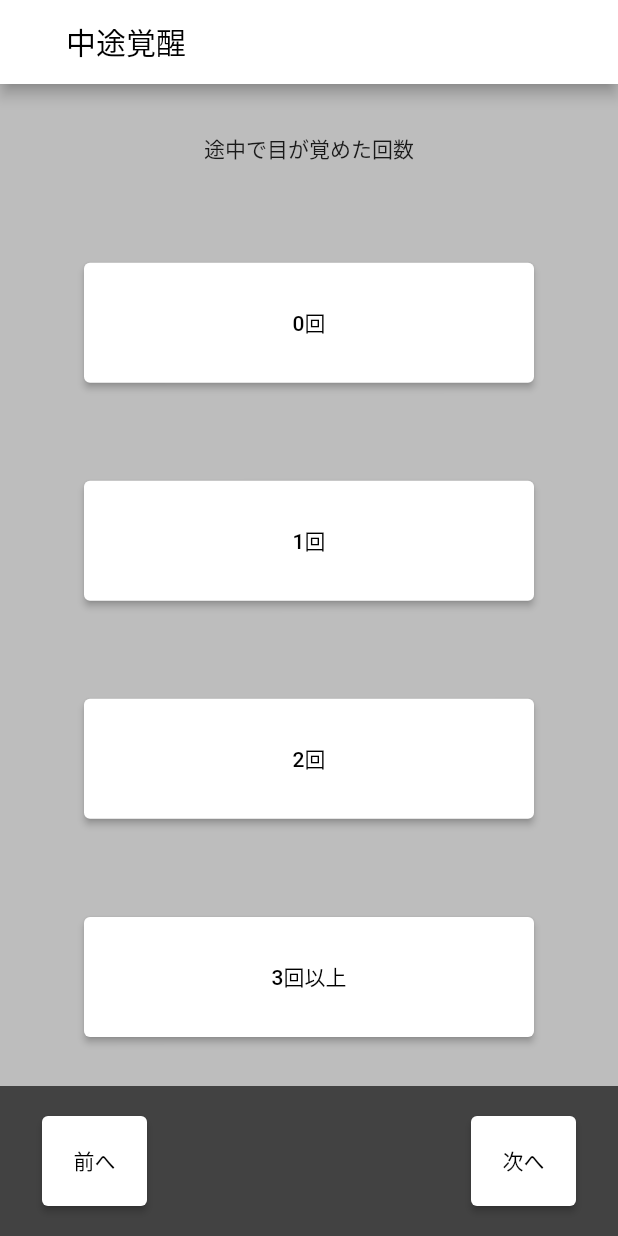
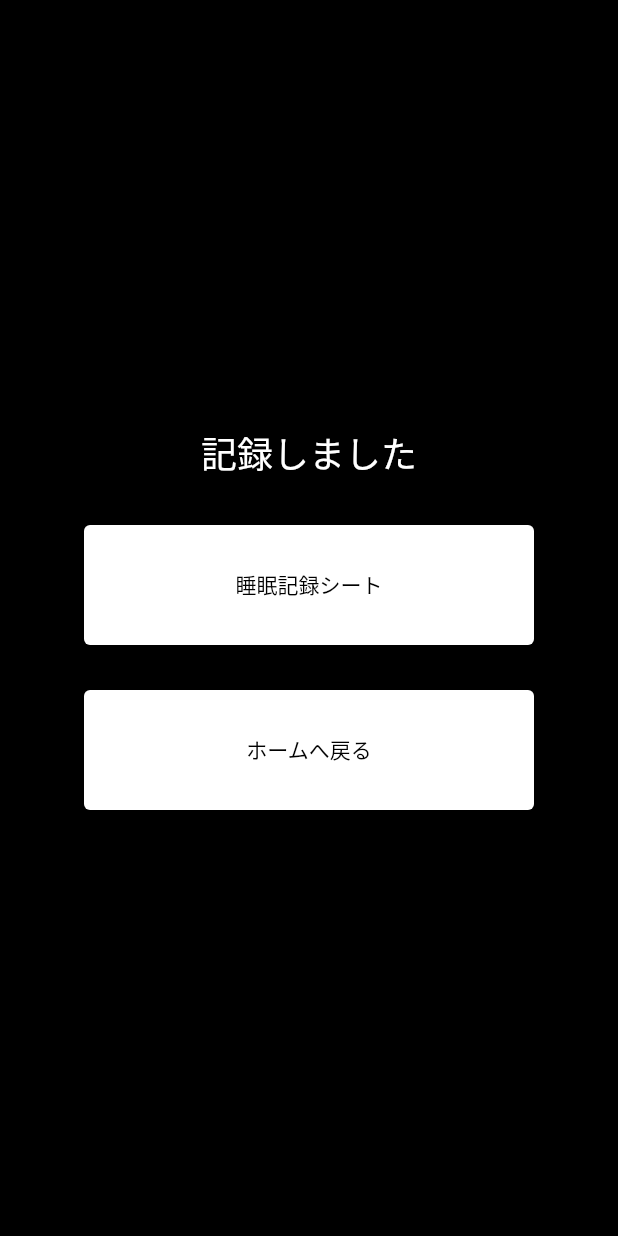
Before and after one commit to codeforjapan/Gussuri, a Flutter app: the Awaking screen opened directly, after a tap on "0回", on a phone screen of 412 x 824 dp. Run offline on Flutter 3.47's test engine with Material 2 defaults, Android fonts, the phone set to English and light mode, and no system bars.

Commit message:
feat: create finish.dart

```diff
--- a/lib/awakening.dart
+++ b/lib/awakening.dart
@@ -1,4 +1,5 @@
 import 'package:flutter/material.dart';
+import 'package:gussuri/finish.dart';
 import 'package:gussuri/sleepy.dart';
 
 class Awaking extends StatelessWidget {
@@ -37,7 +38,12 @@ class Awaking extends StatelessWidget {
                       primary: Colors.white,
                       onPrimary: Colors.black,
                     ),
-                    onPressed: () {},
+                    onPressed: () {
+                      Navigator.push(
+                          context,
+                          MaterialPageRoute(
+                              builder: (context) => Finish()));
+                    },
                   )),
               Container(
                   alignment: Alignment.center,
@@ -107,7 +113,12 @@ class Awaking extends StatelessWidget {
                         primary: Colors.white,
                         onPrimary: Colors.black,
                       ),
-                      onPressed: () {}
+                    onPressed: () {
+                      Navigator.push(
+                          context,
+                          MaterialPageRoute(
+                              builder: (context) => Finish()));
+                    },
                   ),
                 )
               ],
--- /dev/null
+++ b/lib/finish.dart
@@ -0,0 +1,58 @@
+import 'package:flutter/material.dart';
+import 'package:gussuri/home.dart';
+
+class Finish extends StatelessWidget {
+  @override
+  Widget build(BuildContext context) {
+    return Scaffold(
+      backgroundColor: Colors.black,
+      body: Column(
+        children: [
+          Expanded(
+              child: Column(
+            mainAxisAlignment: MainAxisAlignment.center,
+            children: [
+              const Padding(
+                padding: EdgeInsets.only(bottom: 30),
+                child: Text(
+                  '記録しました',
+                  style: TextStyle(
+                    color: Colors.white,
+                    fontSize: 24,
+                  ),
+                ),
+              ),
+              Container(
+                  alignment: Alignment.center,
+                  padding: const EdgeInsets.only(bottom: 30),
+                  child: ElevatedButton(
+                      child: const Text('睡眠記録シート'),
+                      style: ElevatedButton.styleFrom(
+                        minimumSize: const Size(300, 80),
+                        primary: Colors.white,
+                        onPrimary: Colors.black,
+                      ),
+                      onPressed: () {})),
+              Container(
+                  alignment: Alignment.center,
+                  child: ElevatedButton(
+                      child: const Text('ホームへ戻る'),
+                      style: ElevatedButton.styleFrom(
+                        minimumSize: const Size(300, 80),
+                        primary: Colors.white,
+                        onPrimary: Colors.black,
+                      ),
+                    onPressed: () {
+                      Navigator.push(
+                          context,
+                          MaterialPageRoute(
+                              builder: (context) => const HomePageDart()));
+                    },
+                  )),
+            ],
+          )),
+        ],
+      ),
+    );
+  }
+}
```
